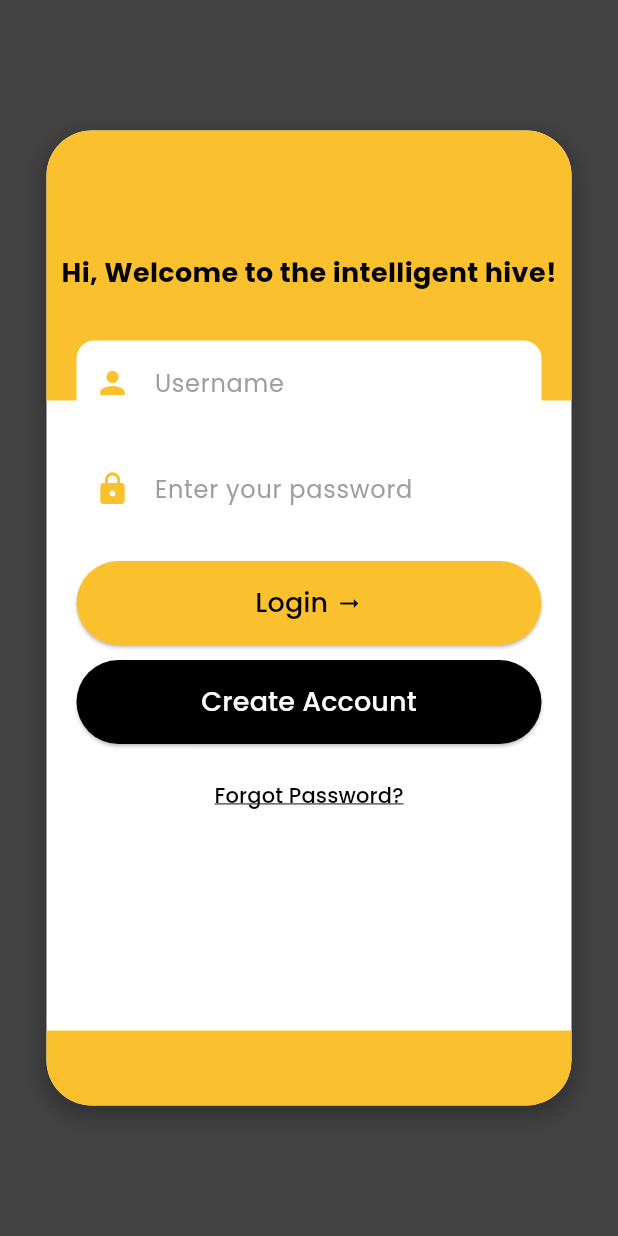
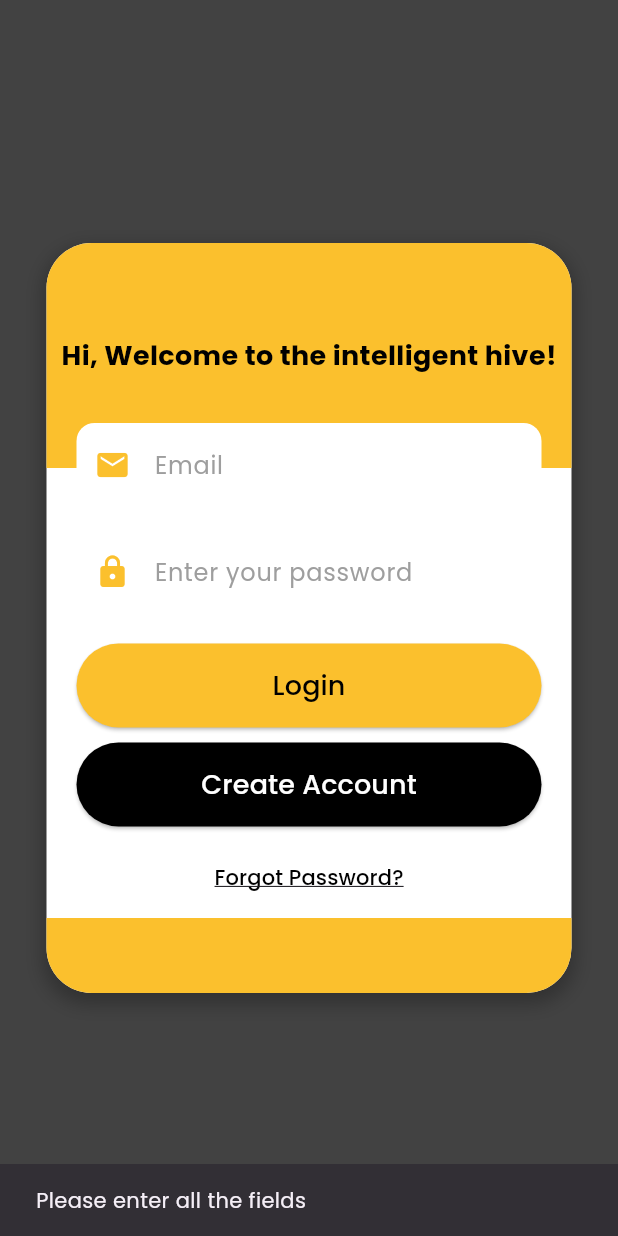
Before and after one commit to montahefr/mobile-application, a Flutter app: the screen it shows after launch, after a tap on "Login", on a phone screen of 412 x 824 dp. Run offline on Flutter 3.47's test engine with Material 3 defaults, Android fonts, the phone set to English and light mode, and no system bars; our stand-ins replace cloud_firestore, firebase_auth, firebase_core; accounts and stored records are empty.

```diff
--- a/lib/main.dart
+++ b/lib/main.dart
@@ -1,7 +1,10 @@
+import 'package:firebase_core/firebase_core.dart';
 import 'package:flutter/material.dart';
 import 'package:project1/pages/login.dart';
 
-void main() {
+void main() async {
+  WidgetsFlutterBinding.ensureInitialized();
+  await Firebase.initializeApp();
   runApp(const MyApp());
 }
 
@@ -15,7 +18,7 @@ class MyApp extends StatelessWidget {
       debugShowCheckedModeBanner: false,
       theme: ThemeData (fontFamily: 'Poppins'),
 
-      home:  LoginPage(),
+      home:  LoginScreen (),
     );
   }
 }
--- /dev/null
+++ b/lib/pages/CreateAcc.dart
@@ -0,0 +1 @@
+// TODO Implement this library.
--- /dev/null
+++ b/lib/pages/auth.dart
@@ -0,0 +1,56 @@
+import 'package:cloud_firestore/cloud_firestore.dart';
+import 'package:firebase_auth/firebase_auth.dart';
+
+class AuthServices {
+  final FirebaseFirestore _firestore = FirebaseFirestore.instance;
+  final FirebaseAuth _auth = FirebaseAuth.instance;
+
+  Future<String> signUpUser({
+    required String email,
+    required String username,
+    required String password,
+    required String name,
+  }) async {
+    String res = "Some errors occurred";
+    try {
+      if (email.isNotEmpty && password.isNotEmpty && name.isNotEmpty && username.isNotEmpty) {
+        UserCredential credential = await _auth.createUserWithEmailAndPassword(
+          email: email,
+          password: password,
+        );
+
+        await _firestore.collection("users").doc(credential.user!.uid).set({
+          'name': name,
+          'username': username,
+          'email': email,
+          'uid': credential.user!.uid,
+        });
+
+        res = "Successfully!";
+      } else {
+        res = "Please fill in all fields";
+      }
+    } catch (e) {
+      return e.toString(); // Return the error message
+    }
+    return res;
+  }
+
+  Future<String> loginUser({
+    required String email,
+    required String password,
+  }) async {
+    String res = "Some errors occurred";
+    try {
+      if (email.isNotEmpty && password.isNotEmpty) {
+        await _auth.signInWithEmailAndPassword(email: email, password: password);
+        res = "success";
+      } else {
+        res = "Please enter all the fields";
+      }
+    } catch (e) {
+      return e.toString();
+    }
+    return res;
+  }
+}
--- a/lib/pages/login.dart
+++ b/lib/pages/login.dart
@@ -1,16 +1,60 @@
 import 'package:flutter/material.dart';
-import 'package:project1/pages/CreateAcc';
+import 'package:project1/pages/Acceuil.dart';
 import 'package:project1/pages/ForgotPassword.dart';
+import 'package:project1/pages/auth.dart';
+import 'package:project1/pages/sign_up.dart';
+import 'package:project1/pages/snack_bar.dart';
 
-class LoginPage extends StatelessWidget {
+class LoginScreen extends StatefulWidget {
+  const LoginScreen({super.key});
+
+  @override
+  State<LoginScreen> createState() => _LoginScreenState(); // Fixed class name
+}
+
+class _LoginScreenState extends State<LoginScreen> {
+  final TextEditingController emailController = TextEditingController();
+  final TextEditingController passwordController = TextEditingController();
+
+  bool isLoading = false;
+
+  Future<void> loginUser() async { // Renamed function to avoid confusion
+    setState(() {
+      isLoading = true;
+    });
+
+    String res = await AuthServices().loginUser(
+      email: emailController.text,
+      password: passwordController.text,
+    );
+
+    if (res == "success") {
+      Navigator.of(context).pushReplacement(
+        MaterialPageRoute(builder: (context) => Acceuil()),
+      );
+    } else {
+      setState(() {
+        isLoading = false;
+      });
+      showSnackBar(context, res);
+    }
+  }
+
+  @override
+  void dispose() {
+    emailController.dispose();
+    passwordController.dispose();
+    super.dispose();
+  }
+
   @override
   Widget build(BuildContext context) {
     return Scaffold(
-      backgroundColor: Colors.grey[800], // Background color of the app
+      backgroundColor: Colors.grey[800],
       body: Center(
         child: Container(
-          width: 350, // Adjusted width for mobile layout
-          height: 650,
+          width: 350,
+          height: 500, // Adjusted height
           decoration: BoxDecoration(
             color: Colors.white,
             borderRadius: BorderRadius.circular(30),
@@ -30,121 +74,125 @@ class LoginPage extends StatelessWidget {
                 top: 0,
                 left: 0,
                 right: 0,
-                height: 180,
+                height: 150,
                 child: Container(
                   decoration: BoxDecoration(
                     color: Colors.yellow[700],
-                    borderRadius: BorderRadius.only(
+                    borderRadius: const BorderRadius.only(
                       topLeft: Radius.circular(30),
                       topRight: Radius.circular(30),
                     ),
                   ),
-                  child: Column(
-                    mainAxisAlignment: MainAxisAlignment.center,
-                    children: [
-                      SizedBox(height: 10), // Adjusted spacing after removal
-                      Text(
-                        "Hi, Welcome to the intelligent hive!",
-                        style: TextStyle(fontSize: 18, fontWeight: FontWeight.bold, color: Colors.black),
+                  child: Center(
+                    child: const Text(
+                      "Hi, Welcome to the intelligent hive!",
+                      style: TextStyle(
+                        fontSize: 18,
+                        fontWeight: FontWeight.bold,
+                        color: Colors.black,
                       ),
-                    ],
+                    ),
                   ),
                 ),
               ),
 
               // Login Form
               Positioned(
-                top: 140,
+                top: 120,
                 left: 20,
                 right: 20,
                 child: Column(
                   children: [
                     // Email Field
                     TextField(
-                      style: TextStyle(color: Colors.black),
+                      controller: emailController,
+                      style: const TextStyle(color: Colors.black),
                       decoration: InputDecoration(
-                        hintText: "Username",
-                        hintStyle: TextStyle(color: Colors.grey),
+                        hintText: "Email",
+                        hintStyle: const TextStyle(color: Colors.grey),
                         filled: true,
                         fillColor: Colors.white,
-                        prefixIcon: Icon(Icons.person, color: Colors.yellow[700]), // Fixed icon
+                        prefixIcon: Icon(Icons.email, color: Colors.yellow[700]),
                         border: OutlineInputBorder(
                           borderRadius: BorderRadius.circular(12),
                           borderSide: BorderSide.none,
                         ),
                       ),
                     ),
-                    SizedBox(height: 15),
+                    const SizedBox(height: 15),
 
                     // Password Field
                     TextField(
+                      controller: passwordController,
                       obscureText: true,
-                      style: TextStyle(color: Colors.black),
+                      style: const TextStyle(color: Colors.black),
                       decoration: InputDecoration(
                         hintText: "Enter your password",
-                        hintStyle: TextStyle(color: Colors.grey),
+                        hintStyle: const TextStyle(color: Colors.grey),
                         filled: true,
                         fillColor: Colors.white,
-                        prefixIcon: Icon(Icons.lock, color: Colors.yellow[700]), // Fixed icon
+                        prefixIcon: Icon(Icons.lock, color: Colors.yellow[700]),
                         border: OutlineInputBorder(
                           borderRadius: BorderRadius.circular(12),
                           borderSide: BorderSide.none,
                         ),
                       ),
                     ),
-                    SizedBox(height: 20),
+                    const SizedBox(height: 20),
 
                     // Login Button
                     SizedBox(
                       width: double.infinity,
                       child: ElevatedButton(
                         style: ElevatedButton.styleFrom(
-                          padding: EdgeInsets.symmetric(vertical: 15),
+                          padding: const EdgeInsets.symmetric(vertical: 15),
                           backgroundColor: Colors.yellow[700],
                           shape: RoundedRectangleBorder(
                             borderRadius: BorderRadius.circular(30),
                           ),
                         ),
-                        onPressed: () {},
-                        child: Row(
-                          mainAxisAlignment: MainAxisAlignment.center,
-                          children: [
-                            Text("Login", style: TextStyle(fontSize: 18, color: Colors.black)),
-                            SizedBox(width: 5),
-                            Icon(Icons.arrow_right_alt, color: Colors.black),
-                          ],
-                        ),
+                        onPressed: isLoading ? null : loginUser, // Disabled button while loading
+                        child: isLoading
+                            ? const CircularProgressIndicator(color: Colors.black)
+                            : const Text("Login", style: TextStyle(fontSize: 18, color: Colors.black)),
                       ),
                     ),
-                    SizedBox(height: 10),
+                    const SizedBox(height: 10),
 
                     // Create Account Button
                     SizedBox(
                       width: double.infinity,
                       child: ElevatedButton(
                         style: ElevatedButton.styleFrom(
-                          padding: EdgeInsets.symmetric(vertical: 15),
+                          padding: const EdgeInsets.symmetric(vertical: 15),
                           backgroundColor: Colors.black,
                           shape: RoundedRectangleBorder(
                             borderRadius: BorderRadius.circular(30),
                           ),
                         ),
-                        onPressed: () {Navigator.push(
-      context,
-      MaterialPageRoute(builder: (context) => CreateAccountPage()),
-    );},
-                        child: Text("Create Account", style: TextStyle(fontSize: 18, color: Colors.white)),
+                        onPressed: () {
+                          Navigator.push(
+                            context,
+                            MaterialPageRoute(builder: (context) => SignUpScreen()),
+                          );
+                        },
+                        child: const Text("Create Account", style: TextStyle(fontSize: 18, color: Colors.white)),
                       ),
                     ),
-                    SizedBox(height: 10),
+                    const SizedBox(height: 10),
 
                     // Forgot Password
                     TextButton(
-                      onPressed: () { Navigator.push(
-      context,
-      MaterialPageRoute(builder: (context) => ForgotPassword()),
-    );},
-                      child: Text("Forgot Password?", style: TextStyle(color: Colors.black, decoration: TextDecoration.underline)),
+                      onPressed: () {
+                        Navigator.push(
+                          context,
+                          MaterialPageRoute(builder: (context) => ForgotPassword()),
+                        );
+                      },
+                      child: const Text(
+                        "Forgot Password?",
+                        style: TextStyle(color: Colors.black, decoration: TextDecoration.underline),
+                      ),
                     ),
                   ],
                 ),
@@ -159,7 +207,7 @@ class LoginPage extends StatelessWidget {
                 child: Container(
                   decoration: BoxDecoration(
                     color: Colors.yellow[700],
-                    borderRadius: BorderRadius.only(
+                    borderRadius: const BorderRadius.only(
                       bottomLeft: Radius.circular(30),
                       bottomRight: Radius.circular(30),
                     ),
--- /dev/null
+++ b/lib/pages/snack_bar.dart
@@ -0,0 +1,5 @@
+import 'package:flutter/material.dart';
+showSnackBar(BuildContext context, String text){
+  return ScaffoldMessenger.of( context).showSnackBar(SnackBar(content :Text(text),
+  ));
+}
--- a/pubspec.yaml
+++ b/pubspec.yaml
@@ -30,6 +30,9 @@ environment:
 dependencies:
   flutter:
     sdk: flutter
+  firebase_core: ^2.15.0
+  firebase_auth: ^4.9.0
+  cloud_firestore: ^4.8.0
   flutter_svg: ^2.0.17
   # The following adds the Cupertino Icons font to your application.
   # Use with the CupertinoIcons class for iOS style icons.
```
Also changed, not shown: lib/pages/Acceuil.dart (added, +9 -0 lines), lib/pages/ForgotPassword.dart (+2 -7 lines), lib/pages/sign_up.dart (added, +203 -0 lines), pubspec.lock, 133 other files.
